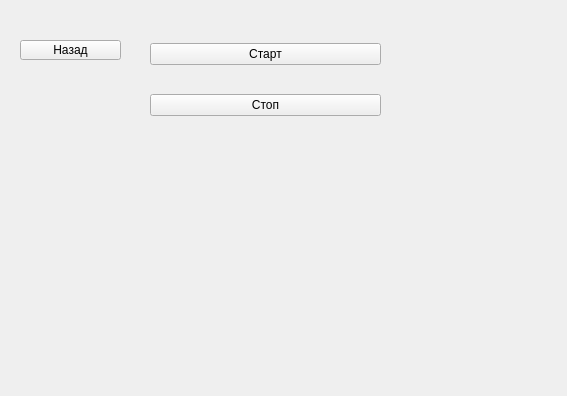
Qt form src/gui/exercises/exercisewithtileswidget.ui (TFed555/music_trainer) before a commit.
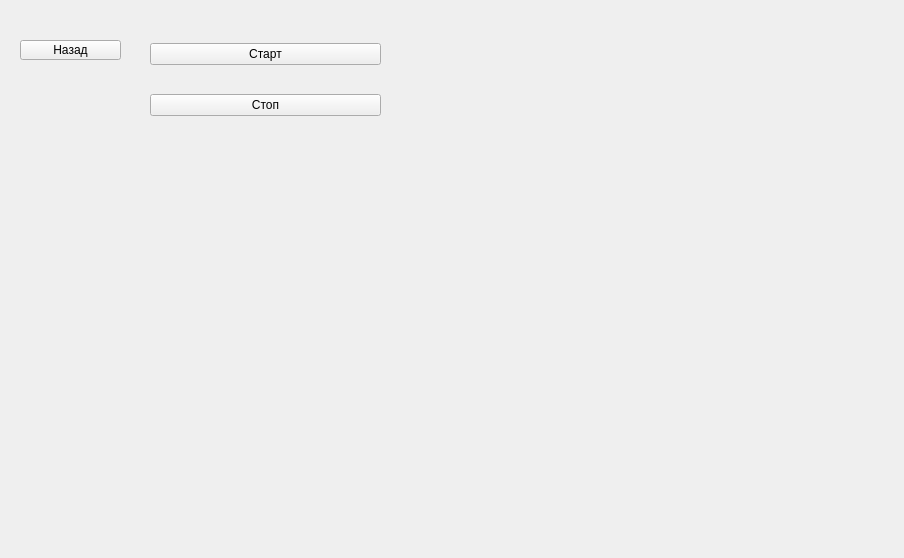
The same form after that commit.

Diff of the .ui file:
```diff
--- a/src/gui/exercises/exercisewithtileswidget.ui
+++ b/src/gui/exercises/exercisewithtileswidget.ui
@@ -6,8 +6,8 @@
    <rect>
     <x>0</x>
     <y>0</y>
-    <width>567</width>
-    <height>396</height>
+    <width>904</width>
+    <height>558</height>
    </rect>
   </property>
   <property name="windowTitle">
@@ -42,10 +42,10 @@
   <widget class="QWidget" name="horizontalLayoutWidget">
    <property name="geometry">
     <rect>
-     <x>30</x>
-     <y>180</y>
-     <width>491</width>
-     <height>191</height>
+     <x>110</x>
+     <y>240</y>
+     <width>621</width>
+     <height>251</height>
     </rect>
    </property>
    <layout class="QHBoxLayout" name="horizontalLayout"/>
```
